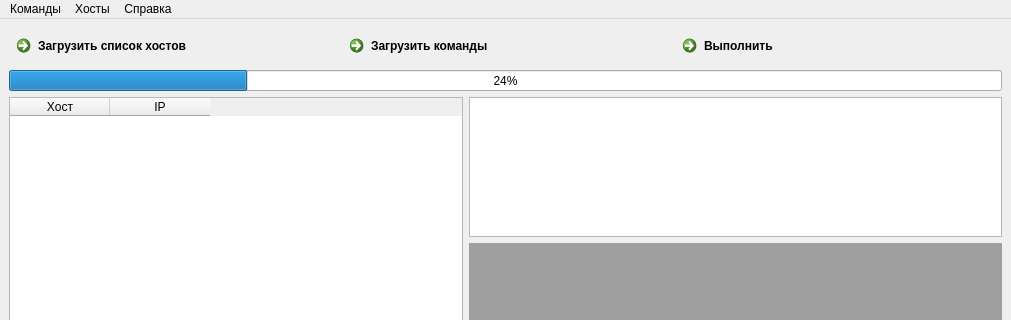
The window that mainform.ui (student-proger/LinuxRemoteMaster) describes before a commit, drawn with Qt 5; both pictures show x 0 to 1011 and y 0 to 320 of the 1011 by 622 pixel window.
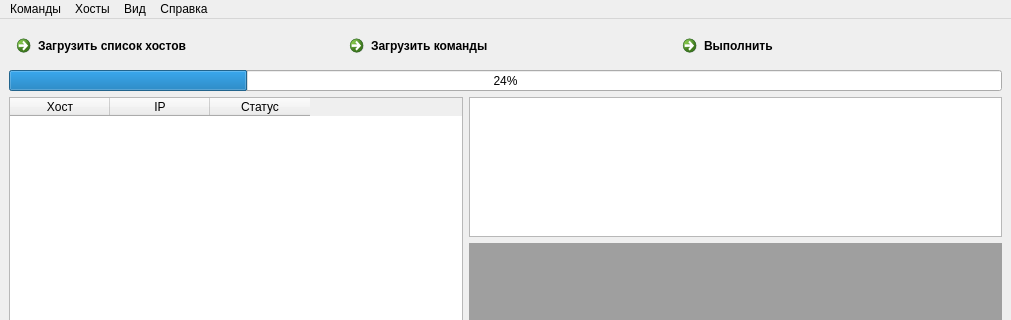
The same window after the commit. Icons and pictures are not drawn.

Commit message: Обработка ошибок и подсветка состояния

What changed in the file:
```diff
--- a/mainform.ui
+++ b/mainform.ui
@@ -119,6 +119,11 @@
           <string>IP</string>
          </property>
         </column>
+        <column>
+         <property name="text">
+          <string>Статус</string>
+         </property>
+        </column>
        </widget>
       </item>
       <item>
@@ -203,8 +208,22 @@
     </property>
     <addaction name="aboutAction"/>
    </widget>
+   <widget class="QMenu" name="menu_4">
+    <property name="title">
+     <string>Вид</string>
+    </property>
+    <widget class="QMenu" name="menu_5">
+     <property name="title">
+      <string>Вид консолей</string>
+     </property>
+     <addaction name="subWindowViewAction"/>
+     <addaction name="tabbedWindowViewAction"/>
+    </widget>
+    <addaction name="menu_5"/>
+   </widget>
    <addaction name="menu"/>
    <addaction name="menu_2"/>
+   <addaction name="menu_4"/>
    <addaction name="menu_3"/>
   </widget>
   <widget class="QStatusBar" name="statusbar"/>
```
Left out of the diff: 10 changed lines with no effect on the pictures. The commit also changes 2 other files.
